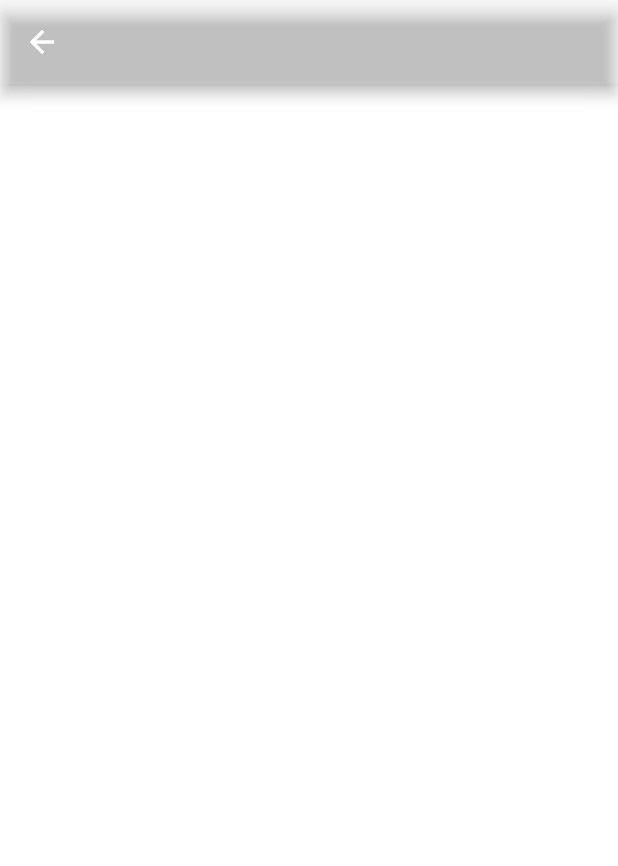
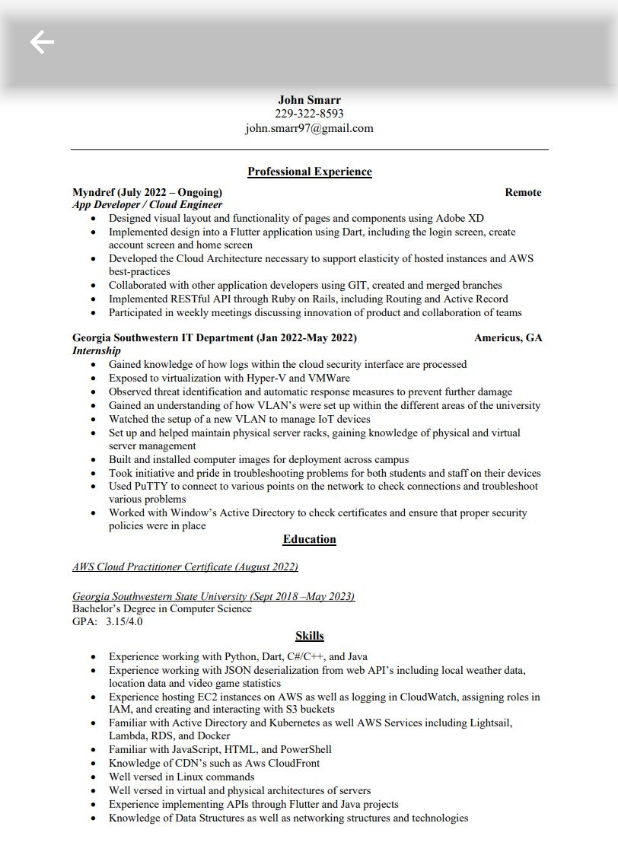
Before and after one commit to john-smarr/PortfolioSite, a Flutter app: the ResumePage screen opened by its route, on a phone screen of 412 x 824 dp. Shown: the top 866 px of the screen. Run offline on Flutter 3.47's test engine with Material 2 defaults, Android fonts, the phone set to English and light mode, and no system bars; our stand-ins replace animated_background, flutter_riverpod; missing offline and left inert: flutter_pdfview.

Commit message:
Cleaning images and resume work

```diff
--- a/lib/pages/resume_page.dart
+++ b/lib/pages/resume_page.dart
@@ -1,8 +1,5 @@
-import 'package:flutter/cupertino.dart';
 import 'package:flutter/material.dart';
-import 'package:flutter/src/widgets/container.dart';
-import 'package:flutter/src/widgets/framework.dart';
-import 'package:js_portfolio_flutter/components/dependent_appbar_component.dart';
+import 'package:flutter_pdfview/flutter_pdfview.dart';
 
 class ResumePage extends StatelessWidget {
   const ResumePage({super.key});
@@ -18,19 +15,8 @@ class ResumePage extends StatelessWidget {
               }),
               icon: Icon(Icons.arrow_back))),
       backgroundColor: Colors.white10,
-      body: Column(
-        children: [
-          Container(
-            alignment: Alignment.center,
-            color: Colors.white10,
-            child: Container(
-              alignment: Alignment.center,
-              color: Colors.white,
-              height: 1 / 1.1 * MediaQuery.of(context).size.height,
-              width: 1 / 1.1 * MediaQuery.of(context).size.width,
-            ),
-          ),
-        ],
+      body: Image.asset(
+        'assets/images/Resume.JPG',
       ),
     );
   }
```
Also changed, not shown: pubspec.yaml (+1 -7 lines), assets/images/Resume.JPG (added), 1 other file.
